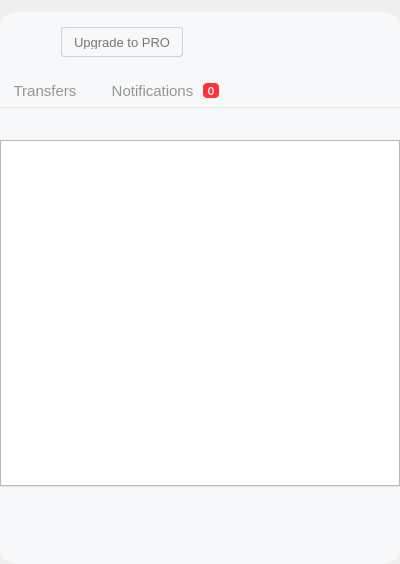
Old version of the form src/MEGASync/gui/macx/InfoDialog.ui in the repository meganz/MEGAsync.
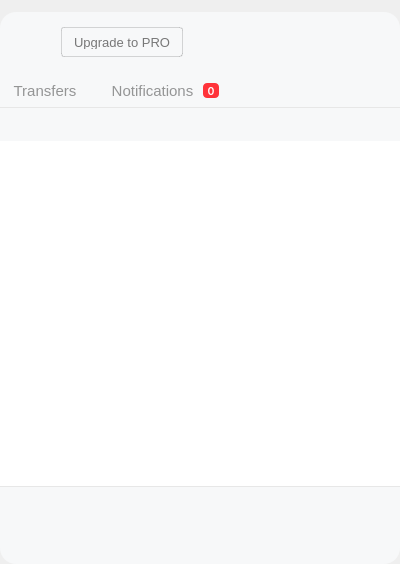
New version of the form. Icons and pictures are not drawn. Custom widgets are drawn as their Qt base class.

Commit message: UI fixes for notifications view

The edit to the form file:
```diff
--- a/src/MEGASync/gui/macx/InfoDialog.ui
+++ b/src/MEGASync/gui/macx/InfoDialog.ui
@@ -1919,13 +1919,13 @@
                      <property name="minimumSize">
                       <size>
                        <width>0</width>
-                       <height>32</height>
+                       <height>33</height>
                       </size>
                      </property>
                      <property name="maximumSize">
                       <size>
                        <width>16777215</width>
-                       <height>32</height>
+                       <height>33</height>
                       </size>
                      </property>
                     </widget>
@@ -1935,6 +1935,9 @@
                      <property name="focusPolicy">
                       <enum>Qt::NoFocus</enum>
                      </property>
+                     <property name="frameShape">
+                      <enum>QFrame::NoFrame</enum>
+                     </property>
                      <property name="showDropIndicator" stdset="0">
                       <bool>false</bool>
                      </property>
@@ -1944,6 +1947,9 @@
                      <property name="selectionMode">
                       <enum>QAbstractItemView::NoSelection</enum>
                      </property>
+                     <property name="rootIsDecorated">
+                      <bool>false</bool>
+                     </property>
                      <property name="sortingEnabled">
                       <bool>true</bool>
                      </property>
```
The commit also changes 2 other files.
